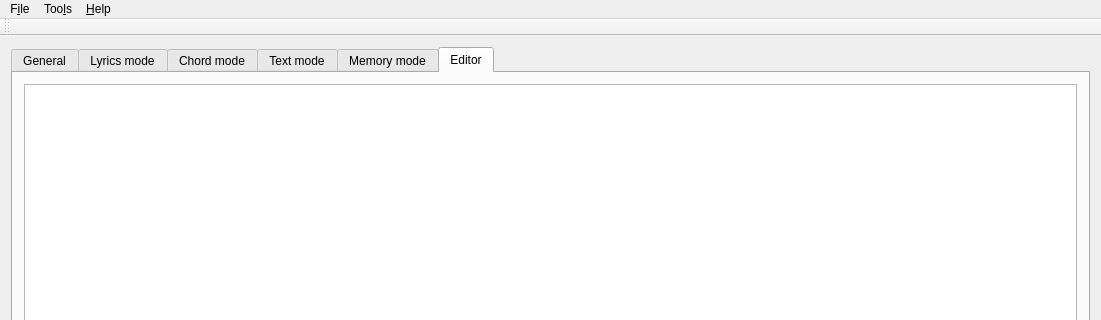
Above: mainwindow.ui from jpcima/chordv before the change; both pictures show x 0 to 1101 and y 0 to 320 of the 1101 by 732 pixel window. Below: the same form after it.
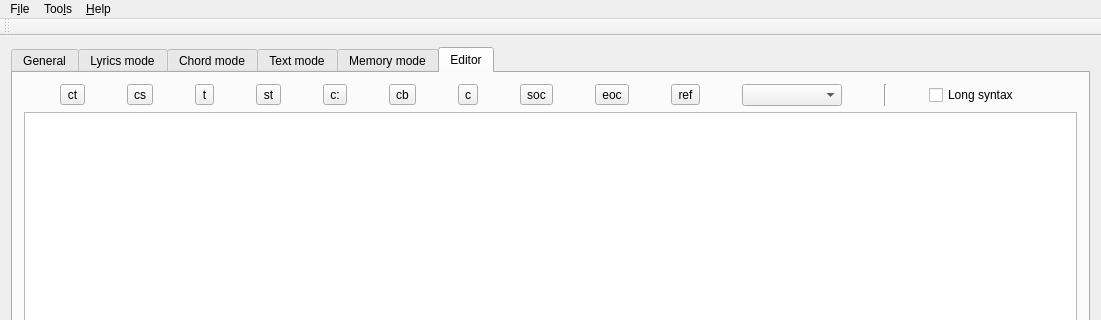
That is the form after the change. The open tabs and pages were chosen to show the change. Icons and pictures are not drawn. Custom widgets are drawn as their Qt base class.

Commit message: Doc TextEdit object insertion

Patch:
```diff
--- a/mainwindow.ui
+++ b/mainwindow.ui
@@ -308,9 +308,150 @@
         <attribute name="title">
          <string>Editor</string>
         </attribute>
-        <layout class="QVBoxLayout" name="verticalLayout_7">
+        <layout class="QHBoxLayout" name="horizontalLayout_9">
          <item>
-          <widget class="QTextEdit" name="textEditCho3File"/>
+          <layout class="QVBoxLayout" name="verticalLayout_7">
+           <item>
+            <layout class="QHBoxLayout" name="horizontalLayout_8">
+             <item>
+              <widget class="QToolButton" name="toolButtonCT">
+               <property name="toolTip">
+                <string>Cover Title</string>
+               </property>
+               <property name="text">
+                <string>ct</string>
+               </property>
+              </widget>
+             </item>
+             <item>
+              <widget class="QToolButton" name="toolButtonCS">
+               <property name="toolTip">
+                <string>Cover Subtitle</string>
+               </property>
+               <property name="text">
+                <string>cs</string>
+               </property>
+              </widget>
+             </item>
+             <item>
+              <widget class="QToolButton" name="toolButtonT">
+               <property name="toolTip">
+                <string>Song Title</string>
+               </property>
+               <property name="text">
+                <string>t</string>
+               </property>
+              </widget>
+             </item>
+             <item>
+              <widget class="QToolButton" name="toolButtonST">
+               <property name="toolTip">
+                <string>Song Sub Titile</string>
+               </property>
+               <property name="text">
+                <string>st</string>
+               </property>
+              </widget>
+             </item>
+             <item>
+              <widget class="QToolButton" name="toolButtonCol">
+               <property name="toolTip">
+                <string>Column number for this song</string>
+               </property>
+               <property name="text">
+                <string>c:</string>
+               </property>
+              </widget>
+             </item>
+             <item>
+              <widget class="QToolButton" name="toolButtonCB">
+               <property name="toolTip">
+                <string>Column break</string>
+               </property>
+               <property name="text">
+                <string>cb</string>
+               </property>
+              </widget>
+             </item>
+             <item>
+              <widget class="QToolButton" name="toolButtonCompress">
+               <property name="toolTip">
+                <string>Compression until end of song</string>
+               </property>
+               <property name="text">
+                <string>c</string>
+               </property>
+              </widget>
+             </item>
+             <item>
+              <widget class="QToolButton" name="toolButtonSOC">
+               <property name="toolTip">
+                <string>Start of chorus</string>
+               </property>
+               <property name="text">
+                <string>soc</string>
+               </property>
+              </widget>
+             </item>
+             <item>
+              <widget class="QToolButton" name="toolButtonEOC">
+               <property name="toolTip">
+                <string>End of chorus</string>
+               </property>
+               <property name="text">
+                <string>eoc</string>
+               </property>
+              </widget>
+             </item>
+             <item>
+              <widget class="QToolButton" name="toolButtonREF">
+               <property name="toolTip">
+                <string>Refrain</string>
+               </property>
+               <property name="text">
+                <string>ref</string>
+               </property>
+              </widget>
+             </item>
+             <item>
+              <widget class="QComboBox" name="comboBox">
+               <property name="maximumSize">
+                <size>
+                 <width>100</width>
+                 <height>16777215</height>
+                </size>
+               </property>
+              </widget>
+             </item>
+             <item>
+              <widget class="Line" name="line">
+               <property name="orientation">
+                <enum>Qt::Vertical</enum>
+               </property>
+              </widget>
+             </item>
+             <item>
+              <widget class="QCheckBox" name="checkBoxLongShort">
+               <property name="maximumSize">
+                <size>
+                 <width>100</width>
+                 <height>16777215</height>
+                </size>
+               </property>
+               <property name="toolTip">
+                <string>Long/Short notation in text</string>
+               </property>
+               <property name="text">
+                <string>Long syntax</string>
+               </property>
+              </widget>
+             </item>
+            </layout>
+           </item>
+           <item>
+            <widget class="QTextEdit" name="textEditCho3File"/>
+           </item>
+          </layout>
          </item>
         </layout>
        </widget>
```
Left out of the diff: 2 changed lines with no effect on the pictures. The commit also changes 13 other files.
